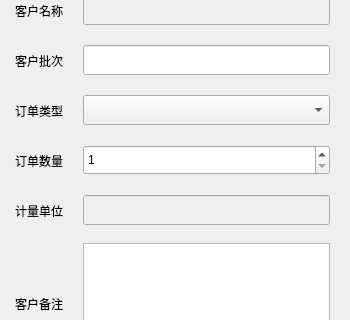
Above: Qt/ERP/dialogneworder.ui from superp2017/NTERP before the change; both pictures show x 0 to 350 and y 294 to 614 of the 350 by 729 pixel window. Below: the same form after it.
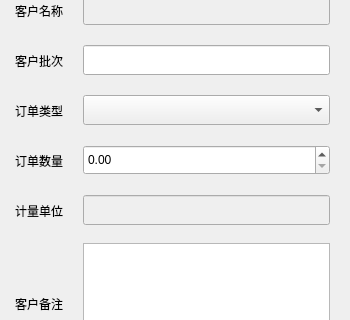
That is the form after the change.

```diff
--- a/Qt/ERP/dialogneworder.ui
+++ b/Qt/ERP/dialogneworder.ui
@@ -259,22 +259,6 @@
        </property>
       </widget>
      </item>
-     <item row="7" column="1">
-      <widget class="QSpinBox" name="spinBox_num">
-       <property name="minimumSize">
-        <size>
-         <width>0</width>
-         <height>30</height>
-        </size>
-       </property>
-       <property name="minimum">
-        <number>1</number>
-       </property>
-       <property name="maximum">
-        <number>99999999</number>
-       </property>
-      </widget>
-     </item>
      <item row="8" column="0">
       <widget class="QLabel" name="label_6">
        <property name="minimumSize">
@@ -333,6 +317,16 @@
        </property>
       </widget>
      </item>
+     <item row="7" column="1">
+      <widget class="QDoubleSpinBox" name="doubleSpinBox_num">
+       <property name="minimumSize">
+        <size>
+         <width>0</width>
+         <height>30</height>
+        </size>
+       </property>
+      </widget>
+     </item>
     </layout>
    </item>
    <item row="1" column="0">
```
